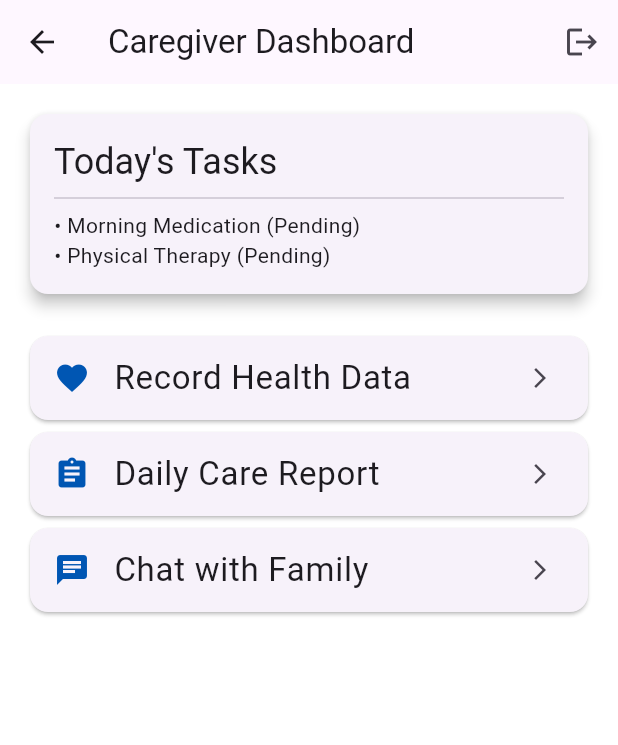
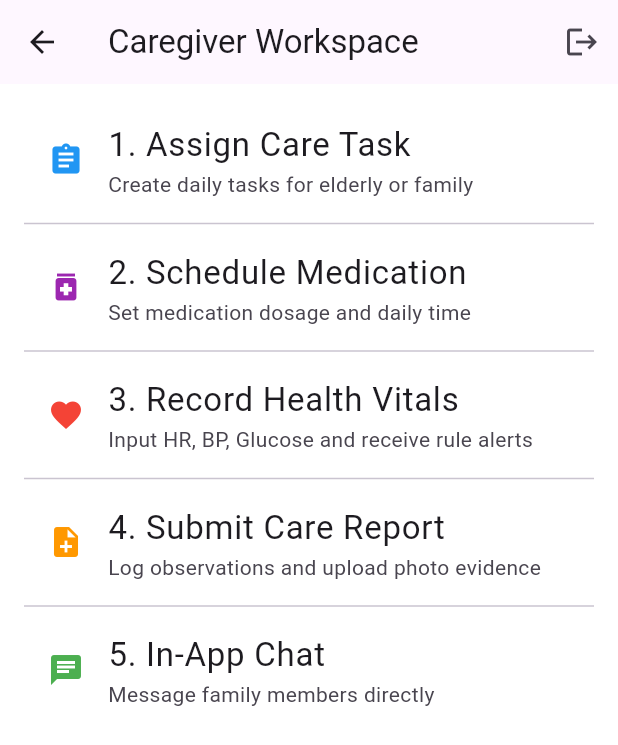
Before and after one commit to jl77my/Homecare_Support_Frontend_App, a Flutter app: the CaregiverHomeView screen opened directly, on a phone screen of 412 x 824 dp. Shown: the top 745 px of the screen. Run offline on Flutter 3.47's test engine with Material 3 defaults, Android fonts, the phone set to English and light mode, and no system bars; our stand-ins replace flutter_riverpod.

Commit message:
caregiver side

```diff
--- a/lib/features/caregiver/views/caregiver_home_view.dart
+++ b/lib/features/caregiver/views/caregiver_home_view.dart
@@ -1,15 +1,22 @@
 import 'package:flutter/material.dart';
 import 'package:flutter_riverpod/flutter_riverpod.dart';
 import '../../auth/providers/auth_provider.dart';
+import 'record_health_view.dart';
+import 'schedule_medication_view.dart';
+import 'create_task_view.dart';
+import 'submit_report_view.dart';
+import 'caregiver_chat_view.dart';
 
 class CaregiverHomeView extends ConsumerWidget {
   const CaregiverHomeView({super.key});
 
   @override
   Widget build(BuildContext context, WidgetRef ref) {
+    const samplePatientId = "00000000-0000-0000-0000-000000000000";
+
     return Scaffold(
       appBar: AppBar(
-        title: const Text("Caregiver Dashboard"),
+        title: const Text("Caregiver Workspace"),
         actions: [
           IconButton(
             icon: const Icon(Icons.logout),
@@ -18,50 +25,44 @@ class CaregiverHomeView extends ConsumerWidget {
         ],
       ),
       body: ListView(
-        padding: const EdgeInsets.all(16),
+        padding: const EdgeInsets.all(16.0),
         children: [
-          _buildTaskSummaryCard(context),
-          const SizedBox(height: 20),
-          _buildActionTile(context, Icons.favorite, "Record Health Data", () {
-             // Navigate to Health Form (cite: 106, 466)
-          }),
-          _buildActionTile(context, Icons.assignment, "Daily Care Report", () {
-             // Navigate to Report Form (cite: 109, 470)
-          }),
-          _buildActionTile(context, Icons.chat, "Chat with Family", () {
-             // Navigate to In-app Chat (cite: 112, 465)
-          }),
+          ListTile(
+            leading: const Icon(Icons.assignment, color: Colors.blue),
+            title: const Text("1. Assign Care Task"),
+            subtitle: const Text("Create daily tasks for elderly or family"),
+            onTap: () => Navigator.push(context, MaterialPageRoute(builder: (_) => const CreateTaskView(patientId: samplePatientId))),
+          ),
+          const Divider(),
+          ListTile(
+            leading: const Icon(Icons.medication, color: Colors.purple),
+            title: const Text("2. Schedule Medication"),
+            subtitle: const Text("Set medication dosage and daily time"),
+            onTap: () => Navigator.push(context, MaterialPageRoute(builder: (_) => const ScheduleMedicationView(patientId: samplePatientId))),
+          ),
+          const Divider(),
+          ListTile(
+            leading: const Icon(Icons.favorite, color: Colors.red),
+            title: const Text("3. Record Health Vitals"),
+            subtitle: const Text("Input HR, BP, Glucose and receive rule alerts"),
+            onTap: () => Navigator.push(context, MaterialPageRoute(builder: (_) => const RecordHealthView(patientId: samplePatientId))),
+          ),
+          const Divider(),
+          ListTile(
+            leading: const Icon(Icons.note_add, color: Colors.orange),
+            title: const Text("4. Submit Care Report"),
+            subtitle: const Text("Log observations and upload photo evidence"),
+            onTap: () => Navigator.push(context, MaterialPageRoute(builder: (_) => const SubmitReportView(patientId: samplePatientId))),
+          ),
+          const Divider(),
+          ListTile(
+            leading: const Icon(Icons.chat, color: Colors.green),
+            title: const Text("5. In-App Chat"),
+            subtitle: const Text("Message family members directly"),
+            onTap: () => Navigator.push(context, MaterialPageRoute(builder: (_) => const CaregiverChatView(receiverId: samplePatientId))),
+          ),
         ],
       ),
     );
   }
-
-  Widget _buildTaskSummaryCard(BuildContext context) {
-    return Card(
-      elevation: 4,
-      child: Padding(
-        padding: const EdgeInsets.all(16),
-        child: Column(
-          crossAxisAlignment: CrossAxisAlignment.start,
-          children: [
-            Text("Today's Tasks", style: Theme.of(context).textTheme.headlineSmall),
-            const Divider(),
-            const Text("• Morning Medication (Pending)"),
-            const Text("• Physical Therapy (Pending)"),
-          ],
-        ),
-      ),
-    );
-  }
-
-  Widget _buildActionTile(BuildContext context, IconData icon, String title, VoidCallback onTap) {
-    return Card(
-      child: ListTile(
-        leading: Icon(icon, color: Theme.of(context).primaryColor),
-        title: Text(title),
-        trailing: const Icon(Icons.arrow_forward_ios, size: 16),
-        onTap: onTap,
-      ),
-    );
-  }
 }
```
Also changed, not shown: lib/features/caregiver/services/caregiver_service.dart (+119 -20 lines), lib/features/caregiver/views/caregiver_chat_view.dart (added, +69 -0 lines), lib/features/caregiver/views/create_task_view.dart (added, +65 -0 lines), lib/features/caregiver/views/record_health_view.dart (+20 -23 lines), lib/features/caregiver/views/schedule_medication_view.dart (added, +67 -0 lines), lib/features/caregiver/views/submit_report_view.dart (added, +70 -0 lines).
